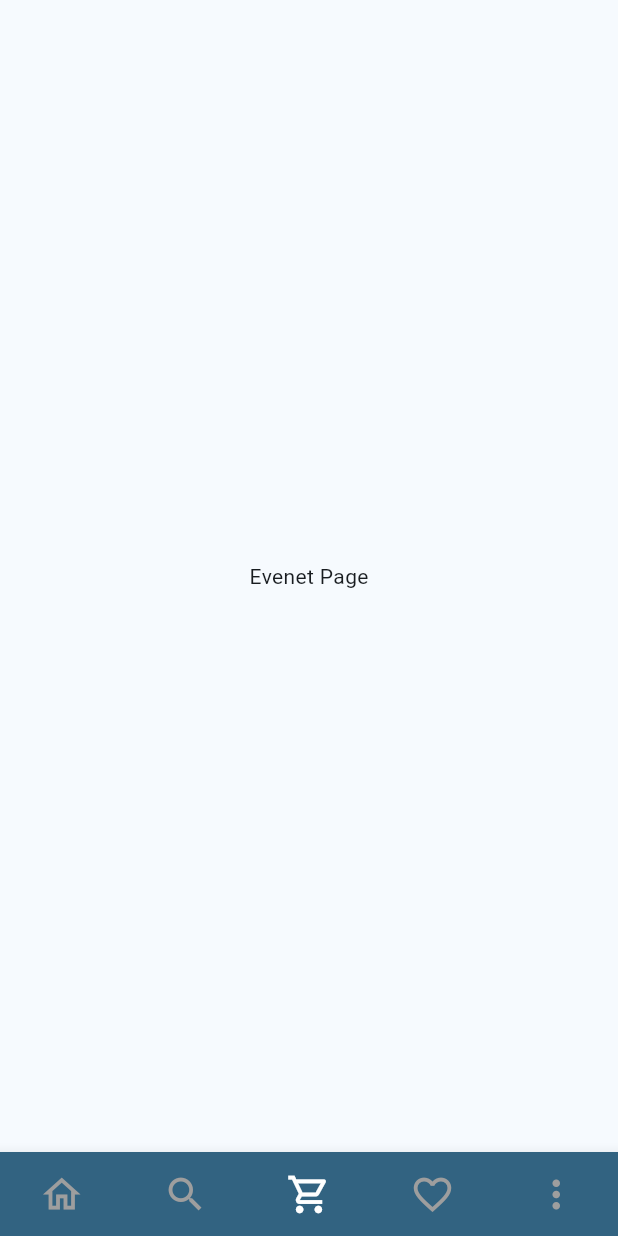
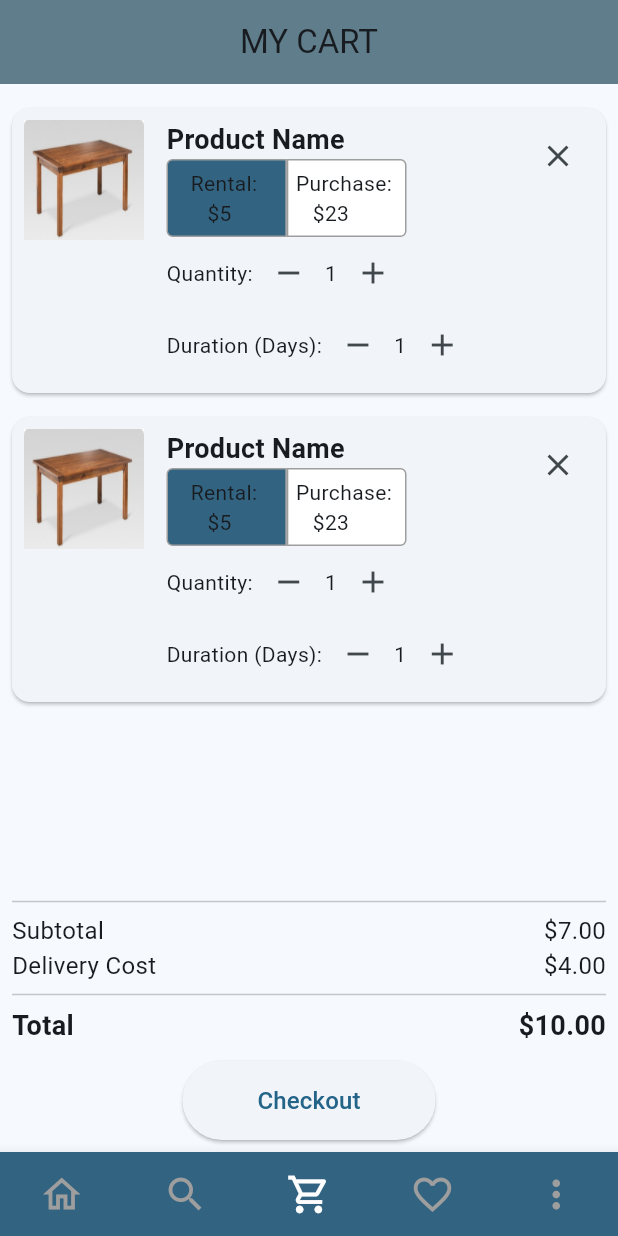
Before and after one commit to imrankhalid001/ExecArray, a Flutter app: the screen it shows after launch, item 3 of the bottom bar chosen, on a phone screen of 412 x 824 dp. Run offline on Flutter 3.47's test engine with Material 3 defaults, Android fonts, the phone set to English and light mode, and no system bars; our stand-ins replace another_flushbar, cached_network_image, carousel_slider, connectivity_plus, fluttertoast; network calls fail; project files that could hold a hidden picture were left out.

Commit message:
working on cart item page
working on cart item page

```diff
--- /dev/null
+++ b/lib/ui/cart_screen.dart
@@ -0,0 +1,184 @@
+
+
+import 'package:flutter/material.dart';
+
+class CartScreen extends StatelessWidget {
+  const CartScreen({super.key});
+
+  @override
+  Widget build(BuildContext context) {
+    return Scaffold(
+      appBar: AppBar(
+        title: Text('MY CART'),
+        centerTitle: true,
+        backgroundColor: Colors.blueGrey,
+      ),
+      body: Padding(
+        padding: const EdgeInsets.all(8.0),
+        child: Column(
+          children: [
+            Expanded(
+              child: ListView(
+                children: [
+                  CartItem(),
+                  CartItem(),
+                ],
+              ),
+            ),
+            Divider(),
+            Row(
+              mainAxisAlignment: MainAxisAlignment.spaceBetween,
+              children: [
+                Text('Subtotal', style: TextStyle(fontSize: 16)),
+                Text('\$7.00', style: TextStyle(fontSize: 16)),
+              ],
+            ),
+            Row(
+              mainAxisAlignment: MainAxisAlignment.spaceBetween,
+              children: [
+                Text('Delivery Cost', style: TextStyle(fontSize: 16)),
+                Text('\$4.00', style: TextStyle(fontSize: 16)),
+              ],
+            ),
+            Divider(),
+            Row(
+              mainAxisAlignment: MainAxisAlignment.spaceBetween,
+              children: [
+                Text('Total', style: TextStyle(fontSize: 18, fontWeight: FontWeight.bold)),
+                Text('\$10.00', style: TextStyle(fontSize: 18, fontWeight: FontWeight.bold)),
+              ],
+            ),
+            SizedBox(height: 10),
+            ElevatedButton(
+              onPressed: () {},
+              style: ElevatedButton.styleFrom(
+                padding: EdgeInsets.symmetric(horizontal: 50, vertical: 15),
+                shape: RoundedRectangleBorder(
+                  borderRadius: BorderRadius.circular(30),
+                ),
+              ),
+              child: Text('Checkout', style: TextStyle(fontSize: 16)),
+            ),
+          ],
+        ),
+      ),
+    );
+  }
+}
+
+class CartItem extends StatefulWidget {
+  @override
+  _CartItemState createState() => _CartItemState();
+}
+
+class _CartItemState extends State<CartItem> {
+  bool isRentalSelected = true;
+
+  void _onRentalTap() {
+    setState(() {
+      isRentalSelected = true;
+    });
+  }
+
+  void _onPurchaseTap() {
+    setState(() {
+      isRentalSelected = false;
+    });
+  }
+
+  @override
+  Widget build(BuildContext context) {
+    return Card(
+      margin: EdgeInsets.symmetric(vertical: 8.0),
+      child: Padding(
+        padding: const EdgeInsets.symmetric(horizontal: 8.0, vertical: 8.0),
+        child: Row(
+          mainAxisAlignment: MainAxisAlignment.start,
+          crossAxisAlignment: CrossAxisAlignment.start,
+          children: [
+               Image.asset(
+                'assets/table.jpg',
+              width: 80,
+              height: 80,
+               fit: BoxFit.fill
+
+            ),
+            SizedBox(width: 15),
+            Expanded(
+              child: Column(
+                crossAxisAlignment: CrossAxisAlignment.start,
+                children: [
+                  Text('Product Name', style: TextStyle(fontSize: 18, fontWeight: FontWeight.bold)),
+                  Row(
+                    children: [
+                      GestureDetector(
+                        onTap: _onRentalTap,
+                        child: Container(
+                          decoration: BoxDecoration(
+                            color: isRentalSelected ? Theme.of(context).primaryColor : Colors.white,
+                            borderRadius: BorderRadius.only(
+                              topLeft: Radius.circular(4),
+                              bottomLeft: Radius.circular(4),
+                            ),
+                            border: Border.all(
+                              color: Colors.grey,
+                              width: 1,
+                            ),
+                          ),
+                          child: const Padding(
+                            padding: EdgeInsets.symmetric(horizontal: 15.0, vertical: 5.0),
+                            child: Text('Rental: \n   \$5'),
+                          ),
+                        ),
+                      ),
+                      GestureDetector(
+                        onTap: _onPurchaseTap,
+                        child: Container(
+                          decoration: BoxDecoration(
+                            color: isRentalSelected ? Colors.white : Theme.of(context).primaryColor,
+                            borderRadius: BorderRadius.only(
+                              topRight: Radius.circular(4),
+                              bottomRight: Radius.circular(4),
+                            ),
+                            border: Border.all(
+                              color: Colors.grey,
+                              width: 1,
+                            ),
+                          ),
+                          child: const Padding(
+                            padding: EdgeInsets.symmetric(horizontal: 5.0, vertical: 5.0),
+                            child: Text('Purchase: \n   \$23'),
+                          ),
+                        ),
+                      ),
+                    ],
+                  ),
+                  Row(
+                    children: [
+                      Text('Quantity:'),
+                      IconButton(icon: Icon(Icons.remove), onPressed: () {}),
+                      Text('1'),
+                      IconButton(icon: Icon(Icons.add), onPressed: () {}),
+                    ],
+                  ),
+                  Row(
+                    children: [
+                      Text('Duration (Days):'),
+                      IconButton(icon: Icon(Icons.remove), onPressed: () {}),
+                      Text('1'),
+                      IconButton(icon: Icon(Icons.add), onPressed: () {}),
+                    ],
+                  ),
+                ],
+              ),
+            ),
+            IconButton(
+              icon: Icon(Icons.close),
+              onPressed: () {},
+            ),
+          ],
+        ),
+      ),
+    );
+  }
+}
--- a/lib/ui/home_screen.dart
+++ b/lib/ui/home_screen.dart
@@ -2,6 +2,7 @@ import 'package:cached_network_image/cached_network_image.dart';
 import 'package:carousel_slider/carousel_slider.dart';
 import 'package:exec_array/models/product.dart';
 import 'package:exec_array/ui/ProductDetailsScreen.dart';
+import 'package:exec_array/ui/cart_screen.dart';
 import 'package:exec_array/ui/categories_screen.dart';
 import 'package:exec_array/ui/event_screen.dart';
 import 'package:exec_array/ui/favoturite_screen.dart';
@@ -49,7 +50,7 @@ class _HomeScreenState extends State<HomeScreen> {
   final List<Widget> _pages = [
     HomePage(),
     const SearchViewScreen(),
-    const EventScreen(),
+     CartScreen(),
     const MyAccountScreen(),
     const FavoturiteScreen()
   ];
```
